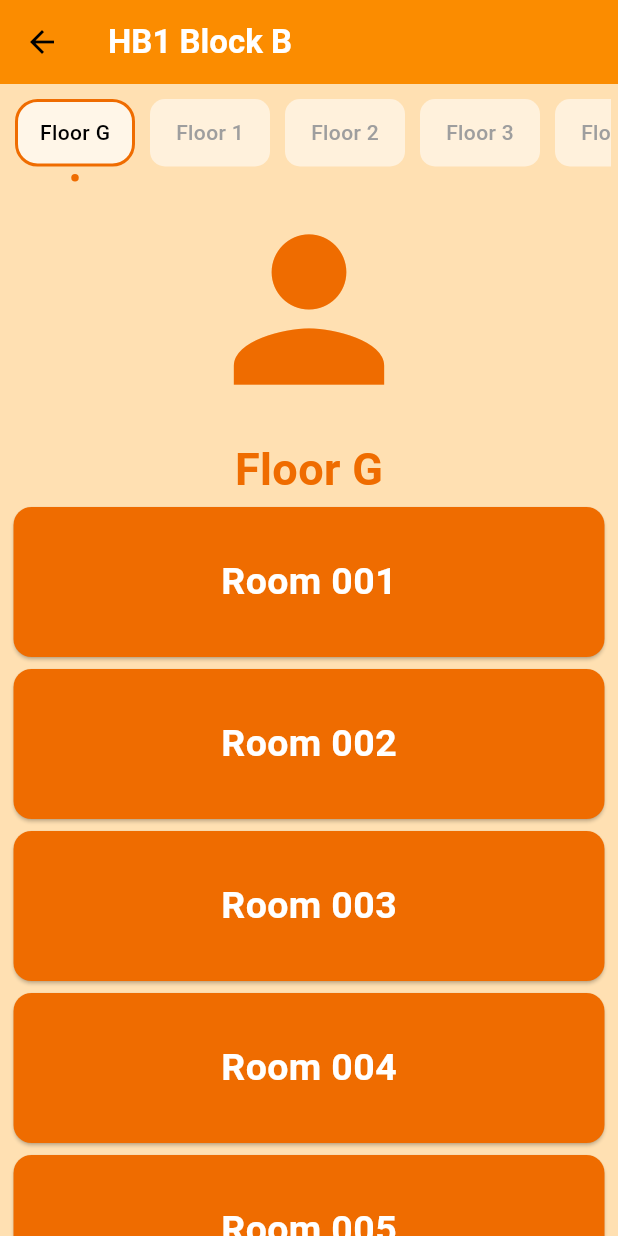
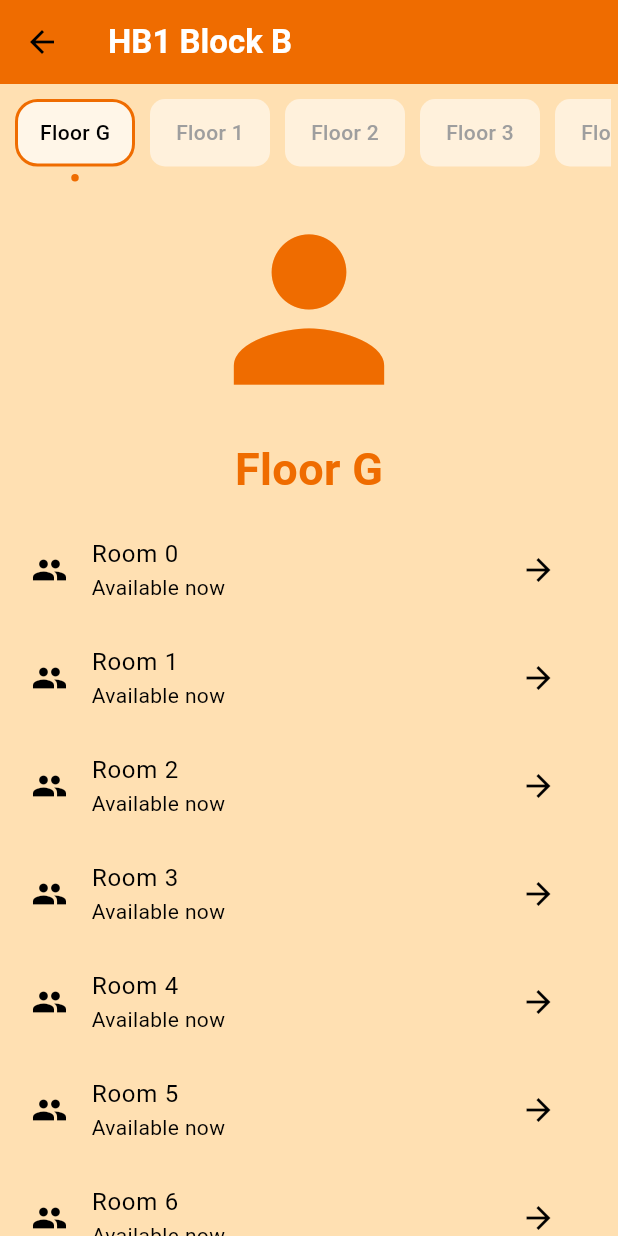
Before and after one commit to YongXianShen/GitExercise-TT3L-08, a Flutter app: the HB1A screen opened directly, on a phone screen of 412 x 824 dp. Run offline on Flutter 3.47's test engine with Material 3 defaults, Android fonts, the light colour scheme and no system bars; our stand-ins replace cloud_firestore, connectivity_plus, dots_indicator, firebase_auth, firebase_core, firebase_database and 5 more; missing offline and left inert: flutter_geofire, flutter_polyline_points, google_maps_flutter_platform_interface; accounts and stored records are empty.

Commit message:
My commit 2 (5/6/2024)

```diff
--- a/lib/hostel/codes/hb1_a.dart
+++ b/lib/hostel/codes/hb1_a.dart
@@ -25,23 +25,32 @@ class _HB1AState extends State<HB1A> {
     Icons.person
   ];
 
-  List<String> rooms = [
-    "Room 001",
-    "Room 002",
-    "Room 003",
-    "Room 004",
-    "Room 005",
-    "Room 006",
-    "Room 007",
-    "Room 008",
-    "Room 009",
-    "Room 010",
-    "Room 011",
-    "Room 012",
-    "Room 013",
-    "Room 014",
-    "Room 015",
-    "Room 016"
+  List<SizedBox> floor = [
+    const SizedBox(
+      width: double.infinity,
+      height: 550,
+      child: HB1AFloor()
+    ),
+    const SizedBox(
+      width: double.infinity,
+      height: 550,
+      child: HB1AFloor()
+    ),
+    const SizedBox(
+      width: double.infinity,
+      height: 550,
+      child: HB1AFloor()
+    ),
+    const SizedBox(
+      width: double.infinity,
+      height: 550,
+      child: HB1AFloor()
+    ),
+    const SizedBox(
+      width: double.infinity,
+      height: 550,
+      child: HB1AFloor()
+    )
   ];
 
   int current = 0;
@@ -58,7 +67,7 @@ class _HB1AState extends State<HB1A> {
             color: Colors.white
           ),
         ),
-        backgroundColor: Colors.orange[600],
+        backgroundColor: Colors.orange[800],
       ),
       body: Container(
         margin: const EdgeInsets.all(5.0),
@@ -149,152 +158,98 @@ class _HB1AState extends State<HB1A> {
                       color: Color.fromARGB(255, 239, 108, 0)
                     ),
                   ),
+                  const SizedBox(height: 10.0),
                   SizedBox(
                     width: double.infinity,
-                    height: 500.0,
-                    child: ListView.builder(
-                      physics: const BouncingScrollPhysics(),
-                      itemCount: 18,
-                      scrollDirection: Axis.vertical,
-                      itemBuilder: (context, index) {
-                        return Column(
-                          children: [
-                            InkWell(
-                              onTap: () {},
-                              child: const Card(
-                                color: Color.fromARGB(255, 239, 108, 0),
-                                child: _HB1ACard(cardName: "Room 001")
-                              ),
-                            ),
-                            InkWell(
-                              onTap: () {},
-                              child: const Card(
-                                color: Color.fromARGB(255, 239, 108, 0),
-                                child: _HB1ACard(cardName: "Room 002")
-                              ),
-                            ),
-                            InkWell(
-                              onTap: () {},
-                              child: const Card(
-                                color: Color.fromARGB(255, 239, 108, 0),
-                                child: _HB1ACard(cardName: "Room 003")
-                              ),
-                            ),
-                            InkWell(
-                              onTap: () {},
-                              child: const Card(
-                                color: Color.fromARGB(255, 239, 108, 0),
-                                child: _HB1ACard(cardName: "Room 004")
-                              ),
-                            ),
-                            InkWell(
-                              onTap: () {},
-                              child: const Card(
-                                color: Color.fromARGB(255, 239, 108, 0),
-                                child: _HB1ACard(cardName: "Room 005")
-                              ),
-                            ),
-                            InkWell(
-                              onTap: () {},
-                              child: const Card(
-                                color: Color.fromARGB(255, 239, 108, 0),
-                                child: _HB1ACard(cardName: "Room 006")
-                              ),
-                            ),
-                            InkWell(
-                              onTap: () {},
-                              child: const Card(
-                                color: Color.fromARGB(255, 239, 108, 0),
-                                child: _HB1ACard(cardName: "Room 007")
-                              ),
-                            ),
-                            InkWell(
-                              onTap: () {},
-                              child: const Card(
-                                color: Color.fromARGB(255, 239, 108, 0),
-                                child: _HB1ACard(cardName: "Room 008")
-                              ),
-                            ),
-                            InkWell(
-                              onTap: () {},
-                              child: const Card(
-                                color: Color.fromARGB(255, 239, 108, 0),
-                                child: _HB1ACard(cardName: "Room 009")
-                              ),
-                            ),
-                            InkWell(
-                              onTap: () {},
-                              child: const Card(
-                                color: Color.fromARGB(255, 239, 108, 0),
-                                child: _HB1ACard(cardName: "Room 010")
-                              ),
-                            ),
-                            InkWell(
-                              onTap: () {},
-                              child: const Card(
-                                color: Color.fromARGB(255, 239, 108, 0),
-                                child: _HB1ACard(cardName: "Room 011")
-                              ),
-                            ),
-                            InkWell(
-                              onTap: () {},
-                              child: const Card(
-                                color: Color.fromARGB(255, 239, 108, 0),
-                                child: _HB1ACard(cardName: "Room 012")
-                              ),
-                            ),
-                            InkWell(
-                              onTap: () {},
-                              child: const Card(
-                                color: Color.fromARGB(255, 239, 108, 0),
-                                child: _HB1ACard(cardName: "Room 013")
-                              ),
-                            ),
-                            InkWell(
-                              onTap: () {},
-                              child: const Card(
-                                color: Color.fromARGB(255, 239, 108, 0),
-                                child: _HB1ACard(cardName: "Room 014")
-                              ),
-                            ),
-                            InkWell(
-                              onTap: () {},
-                              child: const Card(
-                                color: Color.fromARGB(255, 239, 108, 0),
-                                child: _HB1ACard(cardName: "Room 015")
-                              ),
-                            ),
-                            InkWell(
-                              onTap: () {},
-                              child: const Card(
-                                color: Color.fromARGB(255, 239, 108, 0),
-                                child: _HB1ACard(cardName: "Room 016")
-                              ),
-                            ),
-                            InkWell(
-                              onTap: () {},
-                              child: const Card(
-                                color: Color.fromARGB(255, 239, 108, 0),
-                                child: _HB1ACard(cardName: "Room 017")
-                              ),
-                            ),
-                            InkWell(
-                              onTap: () {},
-                              child: const Card(
-                                color: Color.fromARGB(255, 239, 108, 0),
-                                child: _HB1ACard(cardName: "Room 018")
-                              ),
-                            )
-                          ],
-                        );
-                      }
-                    )
-                  ),
-                ]
+                    height: 550.0,
+                    child: floor[current]
+                  )
+                ],
               )
-            ),
-          ]
+            )
+          ],
         )
+      )
+    );
+  }
+}
+
+class HB1AFloor extends StatefulWidget {
+  const HB1AFloor({super.key});
+
+  @override
+  State<HB1AFloor> createState() => _HB1AFloorState();
+}
+
+class _HB1AFloorState extends State<HB1AFloor> {
+
+  int index = 1;
+
+  List<int> rooms = [
+    01,
+    02,
+    03,
+    04,
+    05,
+    06,
+    07,
+    08,
+    09,
+    10,
+    11,
+    12,
+    13,
+    14,
+    15,
+    16,
+    17
+  ];
+
+  @override
+  Widget build(BuildContext context) {
+    return SizedBox(
+      width: double.infinity,
+      height: 550,
+      child: ListView.builder(
+        physics:  const BouncingScrollPhysics(),
+        itemCount: rooms.length,
+        scrollDirection: Axis.vertical,
+        itemBuilder: (_, index) {
+          return ListTile(
+            title: Text("Room $index"),
+            subtitle: const Text("Available now"),
+            leading: const Icon(Icons.people),
+            trailing: IconButton(
+              icon: const Icon(Icons.arrow_forward),
+              onPressed: () {
+                showDialog(
+                  context: context,
+                  builder: (context) => SimpleDialog(
+                    title: const Text("Apply here?"),
+                    contentPadding: const EdgeInsets.all(20.0),
+                    children: [
+                      const Text(
+                        "Press 'Yes' to cofirm your decision"
+                      ),
+                      TextButton(
+                        onPressed: () {
+                          Navigator.of(context).pop();
+                        },
+                        child: const Text("Yes"),
+                      ),
+                      TextButton(
+                        onPressed: () {
+                          Navigator.of(context).pop();
+                        },
+                        child: const Text("No"),
+                      )
+                    ],
+                  )
+                );
+              },
+            )
+          );
+        }
       )
     );
   }
```
Also changed, not shown: pubspec.lock.
